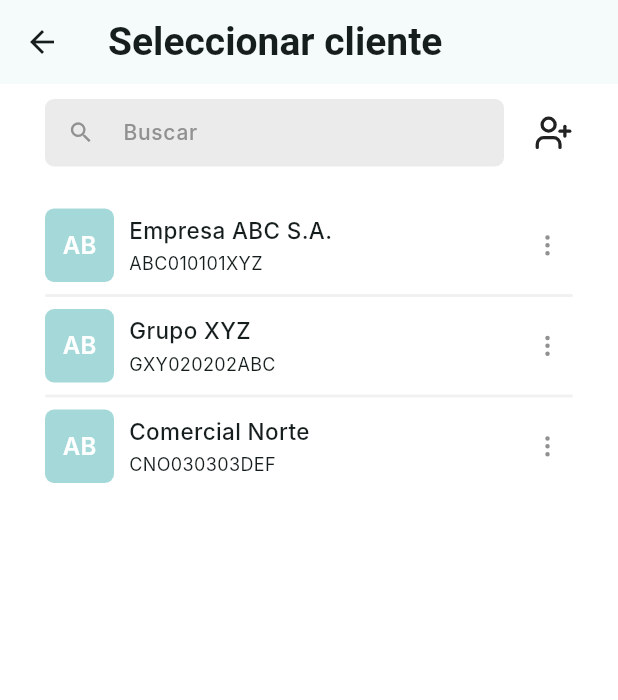
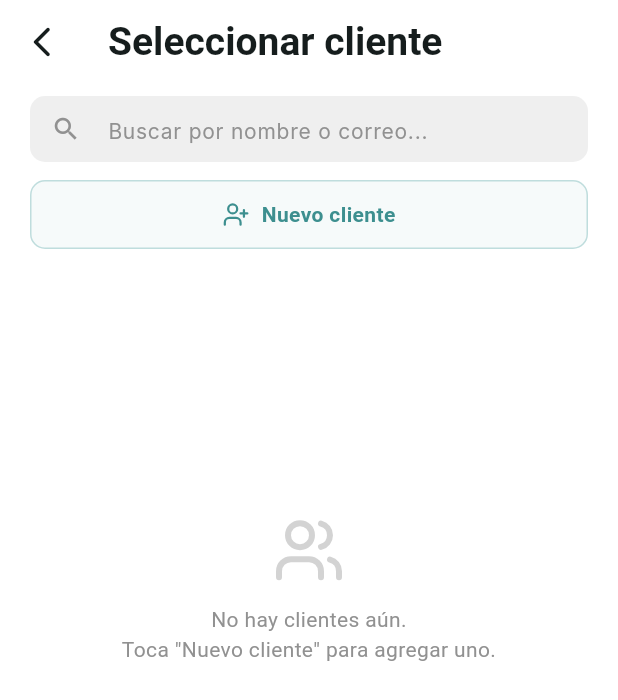
Before and after one commit to luishdezc/cotizadeprisa, a Flutter app: the SelectClientePage screen opened directly, on a phone screen of 412 x 824 dp. Shown: the top 700 px of the screen. Run offline on Flutter 3.47's test engine with Material 3 defaults, Android fonts, the phone set to English and light mode, and no system bars; our stand-ins replace cloud_firestore, firebase_auth, firebase_core, google_sign_in, image_picker, lottie and 5 more; missing offline and left inert: pull_down_button; accounts and stored records are empty; network calls fail; Roboto replaces fonts that are missing (Inter).

Commit message:
search bar y boton de regreso

```diff
--- a/lib/app/screens/selectClient.dart
+++ b/lib/app/screens/selectClient.dart
@@ -1,10 +1,14 @@
+import 'package:cotizadeprisa/app/models/cliente.dart';
+import 'package:cotizadeprisa/app/providers/app_provider.dart';
 import 'package:cotizadeprisa/app/widgets/Texts.dart';
-import 'package:cotizadeprisa/app/widgets/searchBar.dart';
-import 'package:cotizadeprisa/app/models/cliente.dart';
+import 'package:cotizadeprisa/app/widgets/customButon.dart';
+import 'package:cotizadeprisa/app/widgets/customTextField.dart';
+import 'package:firebase_auth/firebase_auth.dart';
+import 'package:flutter/cupertino.dart';
 import 'package:flutter/material.dart';
 import 'package:lucide_icons_flutter/lucide_icons.dart';
-import 'package:cotizadeprisa/app/widgets/customTextField.dart';
-import 'package:cotizadeprisa/app/widgets/customButon.dart';
+import 'package:provider/provider.dart';
+
 
 class SelectClientePage extends StatefulWidget {
   final String title;
@@ -21,219 +25,331 @@ class SelectClientePage extends StatefulWidget {
 }
 
 class _SelectClientePageState extends State<SelectClientePage> {
-  int activeTabIndex = 0;
+  final _searchCtrl = TextEditingController();
+  String _query = '';
 
-  final TextEditingController searchController = TextEditingController();
-
-  final List<Cliente> mockData = [
-    Cliente(id: '1', nombre: 'Empresa ABC S.A.', rfc: 'ABC010101XYZ', correo: 'contacto@abc.com'),
-    Cliente(id: '2', nombre: 'Grupo XYZ', rfc: 'GXY020202ABC', correo: 'ventas@xyz.com'),
-    Cliente(id: '3', nombre: 'Comercial Norte', rfc: 'CNO030303DEF', correo: 'info@norte.com'),
-  ];
+  @override
+  void initState() {
+    super.initState();
+    _searchCtrl.addListener(
+        () => setState(() => _query = _searchCtrl.text.toLowerCase()));
+  }
 
   @override
   void dispose() {
-    searchController.dispose();
+    _searchCtrl.dispose();
     super.dispose();
   }
 
-  void _showNewClientModal(BuildContext context) {
-    final TextEditingController nombreCtrl = TextEditingController();
-    final TextEditingController rfcCtrl = TextEditingController();
-    final TextEditingController correoCtrl = TextEditingController();
+  List<Cliente> _filtrar(List<Cliente> clientes) {
+    if (_query.isEmpty) return clientes;
+    return clientes
+        .where((c) =>
+            c.nombre.toLowerCase().contains(_query) ||
+            c.correo.toLowerCase().contains(_query))
+        .toList();
+  }
+
+
+  void _showNuevoClienteModal() {
+    final nombreCtrl   = TextEditingController();
+    final correoCtrl   = TextEditingController();
+    final telefonoCtrl = TextEditingController();
 
     showModalBottomSheet(
       context: context,
       isScrollControlled: true,
       shape: const RoundedRectangleBorder(
-        borderRadius: BorderRadius.vertical(top: Radius.circular(20)),
+          borderRadius: BorderRadius.vertical(top: Radius.circular(20))),
+      builder: (ctx) => Padding(
+        padding: EdgeInsets.only(
+          bottom: MediaQuery.of(ctx).viewInsets.bottom,
+          left: 20, right: 20, top: 24,
         ),
-      builder: (context) {
-        return Padding(
-          padding: EdgeInsets.only(
-            bottom: MediaQuery.of(context).viewInsets.bottom,
-            left: 20,
-            right: 20,
-            top: 20,
-          ),
-          child: Column(
-            mainAxisSize: MainAxisSize.min,
+        child: Column(mainAxisSize: MainAxisSize.min,
             crossAxisAlignment: CrossAxisAlignment.start,
             children: [
-              const Text('Nuevo Cliente', style: TextStyle(fontSize: 20, fontWeight: FontWeight.bold)),
+          const Text('Nuevo cliente',
+              style: TextStyle(fontSize: 20, fontWeight: FontWeight.bold)),
+          const SizedBox(height: 4),
+          const Text('El RFC se solicitará al momento de facturar.',
+              style: TextStyle(fontSize: 12, color: Colors.grey)),
           const SizedBox(height: 20),
-              CustomTextField(name: 'Nombre / Razón Social', variable: nombreCtrl, icon: LucideIcons.user),
-              const SizedBox(height: 15),
-              CustomTextField(name: 'RFC', variable: rfcCtrl, icon: LucideIcons.idCardLanyard),
-              const SizedBox(height: 15),
-              CustomTextField(name: 'Correo', variable: correoCtrl, icon: LucideIcons.mail),
-              const SizedBox(height: 25),
-              CustomButton(texto: 'Crear cliente', funcion: () => Navigator.of(context).pop()),
+          CustomTextField(name: 'Nombre / Razón Social *',
+              variable: nombreCtrl, icon: LucideIcons.user),
+          const SizedBox(height: 14),
+          CustomTextField(name: 'Correo electrónico',
+              variable: correoCtrl, icon: LucideIcons.mail),
+          const SizedBox(height: 14),
+          CustomTextField(name: 'Teléfono (opcional)',
+              variable: telefonoCtrl, icon: LucideIcons.phone),
+          const SizedBox(height: 24),
+          CustomButton(
+            texto: 'Crear cliente',
+            funcion: () async {
+              if (nombreCtrl.text.trim().isEmpty) {
+                ScaffoldMessenger.of(context).showSnackBar(
+                    const SnackBar(content: Text('El nombre es requerido')));
+                return;
+              }
+              Navigator.pop(ctx);
+              await _crearCliente(Cliente(
+                id: '', nombre: nombreCtrl.text.trim(),
+                rfc: '', correo: correoCtrl.text.trim(),
+                telefono: telefonoCtrl.text.trim(),
+              ));
+            },
+          ),
           const SizedBox(height: 30),
-            ],
+        ]),
       ),
-        );
-      },
     );
   }
 
-  void _showEditClientModal(BuildContext context, Cliente cliente) {
-    final TextEditingController nombreCtrl = TextEditingController(text: cliente.nombre);
-    final TextEditingController rfcCtrl = TextEditingController(text: cliente.rfc);
-    final TextEditingController correoCtrl = TextEditingController(text: cliente.correo);
+
+  void _showEditClienteModal(Cliente cliente) {
+    final nombreCtrl   = TextEditingController(text: cliente.nombre);
+    final correoCtrl   = TextEditingController(text: cliente.correo);
+    final telefonoCtrl = TextEditingController(text: cliente.telefono ?? '');
 
     showModalBottomSheet(
       context: context,
       isScrollControlled: true,
       shape: const RoundedRectangleBorder(
-        borderRadius: BorderRadius.vertical(top: Radius.circular(20)),
+          borderRadius: BorderRadius.vertical(top: Radius.circular(20))),
+      builder: (ctx) => Padding(
+        padding: EdgeInsets.only(
+          bottom: MediaQuery.of(ctx).viewInsets.bottom,
+          left: 20, right: 20, top: 24,
         ),
-      builder: (context) {
-        return Padding(
-          padding: EdgeInsets.only(
-            bottom: MediaQuery.of(context).viewInsets.bottom,
-            left: 20,
-            right: 20,
-            top: 20,
-          ),
-          child: Column(
-            mainAxisSize: MainAxisSize.min,
+        child: Column(mainAxisSize: MainAxisSize.min,
             crossAxisAlignment: CrossAxisAlignment.start,
             children: [
-              const Text('Editar Cliente', style: TextStyle(fontSize: 20, fontWeight: FontWeight.bold)),
+          const Text('Editar cliente',
+              style: TextStyle(fontSize: 20, fontWeight: FontWeight.bold)),
+          const SizedBox(height: 4),
+          const Text('El RFC se gestiona al momento de facturar.',
+              style: TextStyle(fontSize: 12, color: Colors.grey)),
           const SizedBox(height: 20),
-              CustomTextField(name: 'Nombre / Razón Social', variable: nombreCtrl, icon: LucideIcons.user),
-              const SizedBox(height: 15),
-              CustomTextField(name: 'RFC', variable: rfcCtrl, icon: LucideIcons.idCardLanyard),
-              const SizedBox(height: 15),
-              CustomTextField(name: 'Correo', variable: correoCtrl, icon: LucideIcons.mail),
-              const SizedBox(height: 25),
-              CustomButton(texto: 'Guardar cambios', funcion: () => Navigator.of(context).pop()),
-              const SizedBox(height: 30),
-            ],
+          CustomTextField(name: 'Nombre / Razón Social *',
+              variable: nombreCtrl, icon: LucideIcons.user),
+          const SizedBox(height: 14),
+          CustomTextField(name: 'Correo electrónico',
+              variable: correoCtrl, icon: LucideIcons.mail),
+          const SizedBox(height: 14),
+          CustomTextField(name: 'Teléfono (opcional)',
+              variable: telefonoCtrl, icon: LucideIcons.phone),
+          const SizedBox(height: 24),
+          Row(children: [
+            Expanded(
+              child: CupertinoButton(
+                color: Colors.red.withOpacity(0.8),
+                padding: const EdgeInsets.symmetric(vertical: 14),
+                onPressed: () async {
+                  Navigator.pop(ctx);
+                  await _eliminarCliente(cliente.id);
+                },
+                child: const Text('Eliminar',
+                    style: TextStyle(color: Colors.white, fontWeight: FontWeight.w600)),
+              ),
+            ),
+            const SizedBox(width: 12),
+            Expanded(flex: 2, child: CustomButton(
+              texto: 'Guardar',
+              funcion: () async {
+                if (nombreCtrl.text.trim().isEmpty) {
+                  ScaffoldMessenger.of(context).showSnackBar(
+                      const SnackBar(content: Text('El nombre es requerido')));
+                  return;
+                }
+                Navigator.pop(ctx);
+                final uid = FirebaseAuth.instance.currentUser?.uid ?? '';
+                await context.read<AppProvider>().actualizarCliente(uid,
+                  cliente.copyWith(
+                    nombre: nombreCtrl.text.trim(),
+                    correo: correoCtrl.text.trim(),
+                    telefono: telefonoCtrl.text.trim(),
                   ),
                 );
               },
+            )),
+          ]),
+          const SizedBox(height: 30),
+        ]),
+      ),
     );
   }
 
+  Future<void> _crearCliente(Cliente cliente) async {
+    final uid = FirebaseAuth.instance.currentUser?.uid ?? '';
+    await context.read<AppProvider>().crearCliente(uid, cliente);
+  }
+
+  Future<void> _eliminarCliente(String id) async {
+    final uid = FirebaseAuth.instance.currentUser?.uid ?? '';
+    await context.read<AppProvider>().eliminarCliente(uid, id);
+  }
+
+
+  Future<void> _onRefresh(BuildContext context) async {
+    await Future.delayed(const Duration(milliseconds: 500));
+  }
+
+
   @override
   Widget build(BuildContext context) {
+    final provider = context.watch<AppProvider>();
+    final clientes = _filtrar(provider.clientes);
+    final isDark   = Theme.of(context).brightness == Brightness.dark;
+
     return Scaffold(
       appBar: AppBar(
+        backgroundColor: Colors.transparent,
+        scrolledUnderElevation: 0,
+        leading: IconButton(
+          icon: const Icon(Icons.arrow_back_ios_new_rounded),
+          onPressed: () => Navigator.of(context).pop(),
+        ),
         title: TitleText(text: widget.title),
       ),
       body: SafeArea(
         child: Padding(
-          padding: const EdgeInsets.symmetric(horizontal: 30, vertical: 10),
-          child: Column(
-            crossAxisAlignment: CrossAxisAlignment.center,
-            children: [
-              Row(
+          padding: const EdgeInsets.symmetric(horizontal: 20),
+          child: Column(crossAxisAlignment: CrossAxisAlignment.start, children: [
+            const SizedBox(height: 8),
+
+            Container(
+              height: 44,
+              decoration: BoxDecoration(
+                color: isDark
+                    ? const Color(0xFF2A2A2A)
+                    : const Color(0xFFEFEFEF),
+                borderRadius: BorderRadius.circular(10),
+              ),
+              child: TextField(
+                controller: _searchCtrl,
+                style: const TextStyle(fontSize: 14, fontFamily: 'Inter'),
+                decoration: const InputDecoration(
+                  prefixIcon:
+                      Icon(Icons.search, color: Color(0xFF919191), size: 20),
+                  hintText: 'Buscar por nombre o correo...',
+                  hintStyle: TextStyle(color: Color(0xFF919191), fontSize: 14),
+                  border: InputBorder.none,
+                  contentPadding: EdgeInsets.symmetric(vertical: 12),
+                ),
+              ),
+            ),
+            const SizedBox(height: 12),
+
+            GestureDetector(
+              onTap: _showNuevoClienteModal,
+              child: Container(
+                width: double.infinity,
+                padding:
+                    const EdgeInsets.symmetric(vertical: 12, horizontal: 16),
+                decoration: BoxDecoration(
+                  border: Border.all(
+                      color: const Color(0xFF6DB1B1).withOpacity(0.4)),
+                  borderRadius: BorderRadius.circular(10),
+                  color: const Color(0xFF6DB1B1).withOpacity(0.06),
+                ),
+                child: const Row(
                   mainAxisAlignment: MainAxisAlignment.center,
                   children: [
-                  CustomSearchBar(searchController: searchController),
-                  const SizedBox(width: 20),
-                  GestureDetector(
-                    onTap: () => _showNewClientModal(context),
-                    child: Icon(LucideIcons.userPlus, size: 26),
-                  ),
+                    Icon(LucideIcons.userPlus,
+                        size: 18, color: Color(0xFF3D8F8F)),
+                    SizedBox(width: 8),
+                    Text('Nuevo cliente',
+                        style: TextStyle(
+                            fontSize: 14,
+                            fontWeight: FontWeight.w600,
+                            color: Color(0xFF3D8F8F))),
                   ],
                 ),
-              const SizedBox(height: 20),
+              ),
+            ),
+            const SizedBox(height: 12),
 
             Expanded(
+              child: clientes.isEmpty
+                  ? RefreshIndicator(
+                      onRefresh: () => _onRefresh(context),
+                      child: ListView(children: [
+                        SizedBox(height: MediaQuery.of(context).size.height * 0.2),
+                        Center(
+                          child: Column(mainAxisSize: MainAxisSize.min, children: [
+                            Icon(LucideIcons.users, size: 48,
+                                color: const Color(0xFF919191).withOpacity(0.4)),
+                            const SizedBox(height: 12),
+                            Text(
+                              _query.isEmpty
+                                  ? 'No hay clientes aún.\nToca "Nuevo cliente" para agregar uno.'
+                                  : 'Sin resultados para "$_query"',
+                              textAlign: TextAlign.center,
+                              style: const TextStyle(color: Color(0xFF919191)),
+                            ),
+                          ]),
+                        ),
+                      ]),
+                    )
+                  : RefreshIndicator(
+                      onRefresh: () => _onRefresh(context),
                       child: ListView.separated(
-                  itemCount: mockData.length,
-                  separatorBuilder: (context, index) {
-                    return Container(
-                      width: double.infinity,
-                      height: 2,
-                      decoration: ShapeDecoration(
-                        color: Theme.of(context).shadowColor.withOpacity(0.15),
-                        shape: RoundedRectangleBorder(
-                          borderRadius: BorderRadius.circular(23),
-                        ),
-                      ),
-                    );
-                  },
-                  itemBuilder: (context, index) {
-                    final item = mockData[index];
-
-                    return ClientListItem(
-                      titulo: item.nombre,
-                      rfc: item.rfc,
-                      onClick: () {
-                        Navigator.of(context).pop(item);
-                        ScaffoldMessenger.of(context).showSnackBar(
-                          const SnackBar(
-                            content: Text('Se seleccionó un cliente proximamente'),
-                          ),
-                        );
-                      },
-                      onIconClick: () {
-                        _showEditClientModal(context, item);
-                      },
+                        itemCount: clientes.length,
+                        separatorBuilder: (_, __) => Container(
+                            height: 1,
+                            color: Theme.of(context)
+                                .shadowColor
+                                .withOpacity(0.15)),
+                        itemBuilder: (_, i) {
+                          final item = clientes[i];
+                          return _ClientItem(
+                            cliente: item,
+                            onTap: () => Navigator.of(context).pop(item),
+                            onEdit: () => _showEditClienteModal(item),
                           );
                         },
                       ),
                     ),
-            ],
             ),
+          ]),
         ),
       ),
     );
   }
 }
 
-class ClientListItem extends StatelessWidget {
-  final String titulo;
-  final String rfc;
-  final VoidCallback onClick;
-  final VoidCallback onIconClick;
-
-  const ClientListItem({
-    super.key,
-    required this.titulo,
-    required this.rfc,
-    required this.onClick,
-    required this.onIconClick,
-  });
+class _ClientItem extends StatelessWidget {
+  final Cliente cliente;
+  final VoidCallback onTap, onEdit;
+  const _ClientItem(
+      {required this.cliente, required this.onTap, required this.onEdit});
 
   @override
-  Widget build(BuildContext context) {
-    return GestureDetector(
-      onTap: onClick,
+  Widget build(BuildContext context) => GestureDetector(
+        onTap: onTap,
         child: Container(
           width: double.infinity,
           height: 65,
           padding: const EdgeInsets.symmetric(vertical: 8),
           child: Row(
             mainAxisAlignment: MainAxisAlignment.spaceBetween,
-          crossAxisAlignment: CrossAxisAlignment.center,
             children: [
-            Row(
-              crossAxisAlignment: CrossAxisAlignment.center,
-              children: [
+              Row(children: [
                 Container(
                   width: 46,
                   height: double.infinity,
                   decoration: ShapeDecoration(
                     color: const Color(0xFFA5D9D9),
                     shape: RoundedRectangleBorder(
-                      borderRadius: BorderRadius.circular(6),
+                        borderRadius: BorderRadius.circular(6)),
                   ),
-                  ),
-                  child: const Center(
-                    child: Text(
-                      "AB",
-                      style: TextStyle(
+                  child: Center(
+                    child: Text(cliente.iniciales,
+                        style: const TextStyle(
                             color: Colors.white,
-                        fontSize: 16,
-                        fontFamily: 'Inter',
-                        fontWeight: FontWeight.w600,
-                      ),
-                    ),
+                            fontSize: 15,
+                            fontWeight: FontWeight.w600)),
                   ),
                 ),
                 const SizedBox(width: 10),
@@ -241,38 +357,26 @@ class ClientListItem extends StatelessWidget {
                   mainAxisAlignment: MainAxisAlignment.center,
                   crossAxisAlignment: CrossAxisAlignment.start,
                   children: [
-                    Text(
-                      titulo,
-                      style: TextStyle(
-                        fontSize: 15,
-                        fontFamily: 'Inter',
-                        fontWeight: FontWeight.w500,
-                      ),
-                    ),
+                    Text(cliente.nombre,
+                        style: const TextStyle(
+                            fontSize: 15, fontWeight: FontWeight.w500)),
                     const SizedBox(height: 3),
                     Text(
-                      rfc,
-                      style: TextStyle(
-                        fontSize: 12,
-                        fontFamily: 'Inter',
-                        fontWeight: FontWeight.w400,
-                      ),
+                      cliente.correo.isNotEmpty ? cliente.correo : 'Sin correo',
+                      style: const TextStyle(
+                          fontSize: 12, color: Color(0xFF919191)),
                     ),
                   ],
                 ),
-              ],
-            ),
-
+              ]),
               GestureDetector(
-              onTap: onIconClick,
+                onTap: onEdit,
                 child: Container(
                   color: Colors.transparent,
-                padding: const EdgeInsets.symmetric(horizontal: 8.0, vertical: 4.0),
-                child: const Icon(
-                  LucideIcons.ellipsisVertical,
-                  size: 18,
-                  color: Color(0xFF919191),
-                ),
+                  padding:
+                      const EdgeInsets.symmetric(horizontal: 8, vertical: 4),
+                  child: const Icon(LucideIcons.ellipsisVertical,
+                      size: 18, color: Color(0xFF919191)),
                 ),
               ),
             ],
@@ -280,4 +384,3 @@ class ClientListItem extends StatelessWidget {
         ),
       );
 }
-}
```
Lines whose indentation alone changed are shown as unchanged.
